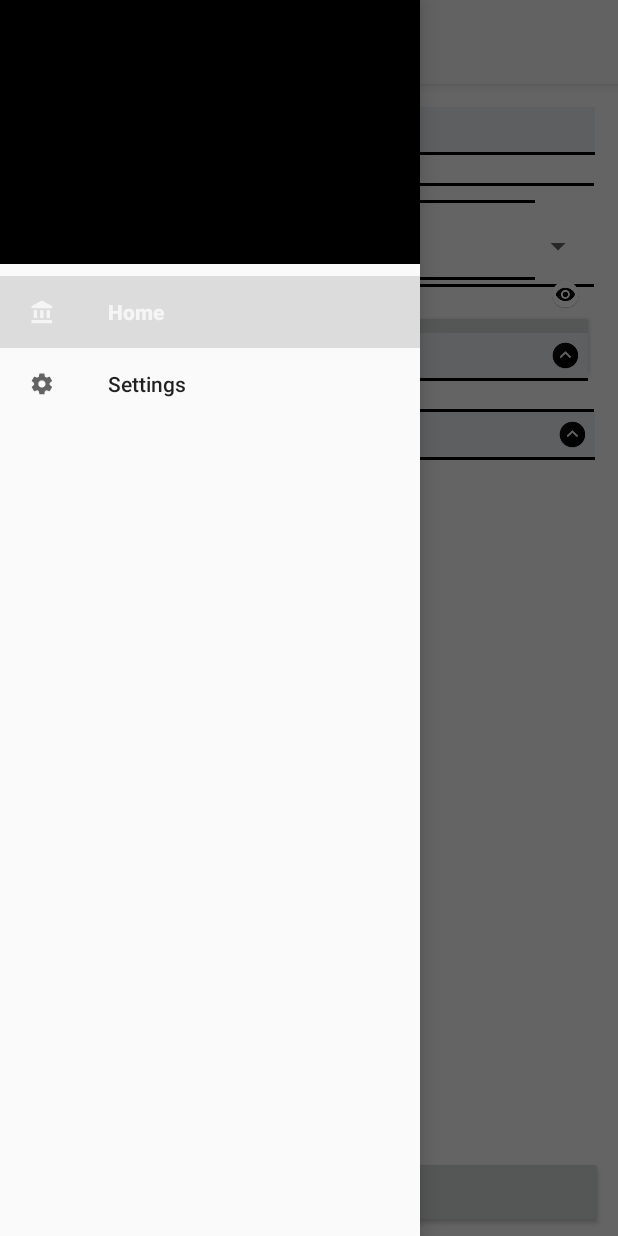
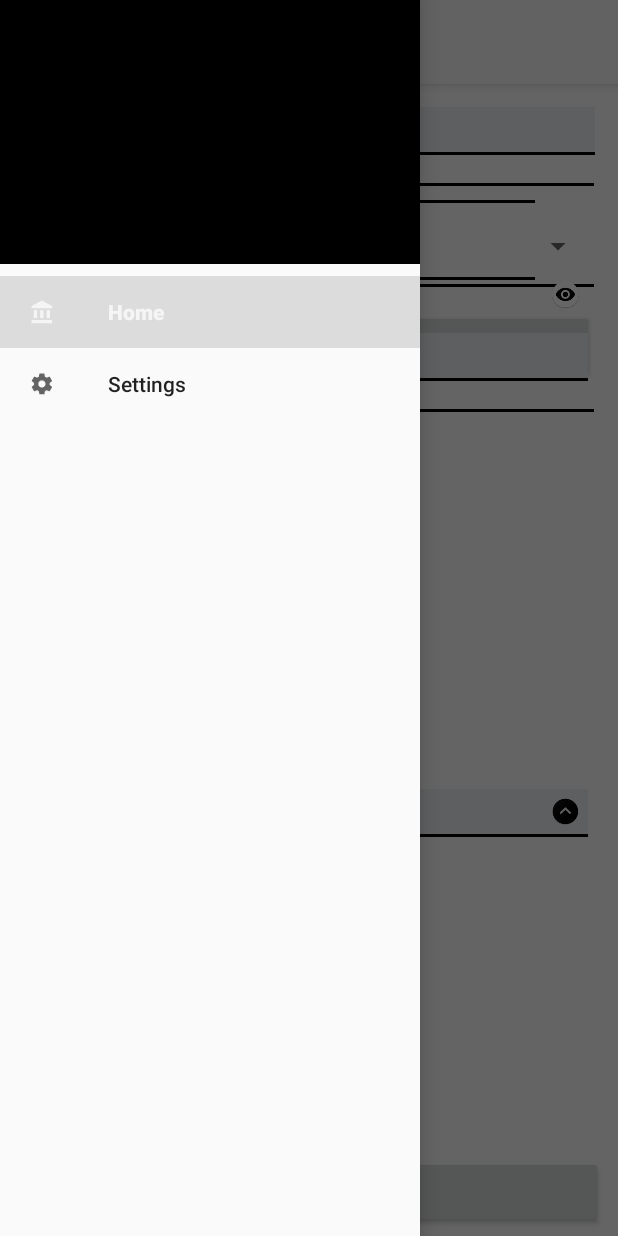
Before and after one commit to DainWs/2DAM_Granada_Contributions, an Android app: the fragment MercadoFragment placed in its activity, with the side drawer open, on a phone screen of 412 x 824 dp. Run offline under Robolectric (Android 15) with nearby library versions, the light colour scheme and no system bars; our stand-ins replace Firebase (no records; nobody signed in at launch, a user with empty details on screens opened directly), navigation-ui; pictures from the network do not load; 16 statements that could not run were skipped.

Commit message:
Muchos cambios

```diff
--- a/app/src/main/java/com/josealex/granadacontributions/adapters/UsersRecyclerAdapter.java
+++ b/app/src/main/java/com/josealex/granadacontributions/adapters/UsersRecyclerAdapter.java
@@ -13,15 +13,21 @@
 import com.josealex.granadacontributions.modules.User;
 import com.josealex.granadacontributions.utils.GlobalInformation;
 
+import java.util.ArrayList;
 import java.util.List;
 
 
 public class UsersRecyclerAdapter extends RecyclerView.Adapter<UsersRecyclerAdapter.ViewHolder> {
 
-    private final List<User> mValues;
+    private List<User> mValues;
 
     public UsersRecyclerAdapter(List<User> items) {
         mValues = items;
+    }
+
+    public void update(ArrayList<User> usersList) {
+        mValues = usersList;
+        notifyDataSetChanged();
     }
 
     @Override
--- a/app/src/main/java/com/josealex/granadacontributions/modules/User.java
+++ b/app/src/main/java/com/josealex/granadacontributions/modules/User.java
@@ -97,10 +97,10 @@
         return select;
     }
 
-    public boolean hasGestionesWhere(Consulta<String> where) {
+    public boolean hasGestionesWhere(String where) {
         for (String gestiones : gestiona) {
-            System.out.println("AAAAA " + gestiona.size() + " size "+gestiones + " " + where.comprueba(gestiones));
-            if(where.comprueba(gestiones)) {
+            System.out.println("AAAAA " + gestiona.size() + " size "+gestiones);
+            if(where.equals(gestiones)) {
                 return true;
             }
         }
--- a/app/src/main/java/com/josealex/granadacontributions/ui/home/MercadoFragment.java
+++ b/app/src/main/java/com/josealex/granadacontributions/ui/home/MercadoFragment.java
@@ -7,32 +7,23 @@
 import androidx.recyclerview.widget.RecyclerView;
 
 import android.view.LayoutInflater;
-import android.view.MenuItem;
 import android.view.View;
 import android.view.ViewGroup;
-import android.widget.ArrayAdapter;
 import android.widget.Button;
-import android.widget.ExpandableListView;
 import android.widget.ImageView;
-import android.widget.PopupMenu;
-import android.widget.SpinnerAdapter;
 import android.widget.TextView;
 
 import com.bumptech.glide.Glide;
 import com.josealex.granadacontributions.R;
-import com.josealex.granadacontributions.adapters.ModelsSpinnerAdapter;
-import com.josealex.granadacontributions.adapters.MyExpandableListAdapter;
 import com.josealex.granadacontributions.adapters.ProductsRecyclerAdapter;
+import com.josealex.granadacontributions.adapters.UsersRecyclerAdapter;
 import com.josealex.granadacontributions.firebase.FirebaseDBManager;
 import com.josealex.granadacontributions.modules.Mercado;
 import com.josealex.granadacontributions.modules.User;
 import com.josealex.granadacontributions.utils.Consulta;
 import com.josealex.granadacontributions.utils.GlobalInformation;
-import com.josealex.granadacontributions.utils.ResourceManager;
 
 import java.util.ArrayList;
-import java.util.HashMap;
-import java.util.List;
 
 
 public class MercadoFragment extends Fragment {
@@ -41,9 +32,9 @@
     public static final String MARKET_USER_BUNDLE_ID = "user";
     public static final String MARKET_BUNDLE_ID = "market";
 
-    private String expandableListTitle = "";
-    private ArrayList<User> expandableUsersList = new ArrayList<>();
-    private MyExpandableListAdapter<User> expandableListAdapter;
+    private ArrayList<User> usersList;
+    private RecyclerView usersListRecyclerView;
+    private UsersRecyclerAdapter usersAdapter;
 
     private RecyclerView productsRecyclerView;
     private ProductsRecyclerAdapter adapter;
@@ -81,48 +72,29 @@
         optionsLinearMenu = root.findViewById(R.id.options_linear_menu);
         deleteMarketButton = root.findViewById(R.id.market_manager_remove_button);
 
-        expandableListTitle = ResourceManager.getString(R.string.managers);
 
-        Consulta<String> userIsGestorOfConsult = new Consulta<String>() {
-            @Override
-            public boolean comprueba(String o) {
-                return (market.getUid().equals(o));
-            }
-        };
+        System.out.println("USER " + market.getGestores().size());
+        for (String s : market.getGestores()) {
+            System.out.println(s);
+        }
 
-        System.out.println(market.getUid() +" market uid");
-
-        expandableUsersList = Consulta.getUsersWhere(new Consulta<User>() {
+        usersList = Consulta.getUsersWhere(new Consulta<User>() {
             @Override
             public boolean comprueba(User o) {
-                return (o.hasGestionesWhere(userIsGestorOfConsult));
+                return (o.hasGestionesWhere(market.getUid()));
             }
         });
 
-        System.out.println("expandable size "+expandableUsersList.size());
+        System.out.println(usersList.size());
 
-        expandableListAdapter =
-                new MyExpandableListAdapter<User>(
-                        getContext(),
-                        expandableListTitle,
-                        expandableUsersList
-                ) {
-                    @Override
-                    public void initValues(User model, View convertView) {
-                        initExpandableValues(model, convertView);
-                    }
-                };
+        usersAdapter = new UsersRecyclerAdapter(usersList);
 
-        ExpandableListView expandableListView =
-                (ExpandableListView) root.findViewById(R.id.expandable_list);
+        System.out.println(usersAdapter.getItemCount());
 
-        expandableListView.setAdapter(expandableListAdapter);
-        expandableListView.setOnChildClickListener(
-                (parent, v, groupPosition, childPosition, id) -> true
-        );
+        usersListRecyclerView = root.findViewById(R.id.market_managers_recyclerview);
+        usersListRecyclerView.setAdapter(usersAdapter);
 
         adapter = new ProductsRecyclerAdapter(market.getProductos());
-
         productsRecyclerView =
                 (RecyclerView) root.findViewById(R.id.market_products_list);
         productsRecyclerView.setAdapter(adapter);
@@ -192,8 +164,8 @@
     }
 
     private void removeUser(User user) {
-        expandableUsersList.remove(user);
-        expandableListAdapter.update(expandableListTitle, expandableUsersList);
+        usersList.remove(user);
+        usersAdapter.update(usersList);
 
         user.removeGestiones(market.getUid());
         market.removeGestores(user.getUid());
@@ -214,22 +186,15 @@
 
     private void updateList() {
         adapter.update(this.market.getProductos());
-        if(expandableUsersList.size() != this.market.getGestores().size()) {
-            Consulta<String> userIsGestorOfConsult = new Consulta<String>() {
-                @Override
-                public boolean comprueba(String o) {
-                    return (market.getUid().equals(o));
-                }
-            };
-
-            expandableUsersList = Consulta.getUsersWhere(new Consulta<User>() {
+        if(usersList.size() != this.market.getGestores().size()) {
+            usersList = Consulta.getUsersWhere(new Consulta<User>() {
                 @Override
                 public boolean comprueba(User o) {
-                    return (o.hasGestionesWhere(userIsGestorOfConsult));
+                    return (o.hasGestionesWhere(market.getUid()));
                 }
             });
 
-            expandableListAdapter.update(expandableListTitle, expandableUsersList);
+            usersAdapter.update(usersList);
         }
     }
 
--- a/app/src/main/res/layout/fragment_mercado.xml
+++ b/app/src/main/res/layout/fragment_mercado.xml
@@ -1,5 +1,5 @@
 <?xml version="1.0" encoding="utf-8"?>
-<ScrollView xmlns:android="http://schemas.android.com/apk/res/android"
+<androidx.constraintlayout.widget.ConstraintLayout xmlns:android="http://schemas.android.com/apk/res/android"
     xmlns:app="http://schemas.android.com/apk/res-auto"
     xmlns:tools="http://schemas.android.com/tools"
     android:layout_width="match_parent"
@@ -8,9 +8,14 @@
     tools:context=".ui.home.ProductoFragment">
 
     <LinearLayout
-        android:layout_width="match_parent"
-        android:layout_height="match_parent"
-        android:orientation="vertical">
+        android:id="@+id/linearLayout5"
+        android:layout_width="0dp"
+        android:layout_height="0dp"
+        android:orientation="vertical"
+        app:layout_constraintBottom_toBottomOf="parent"
+        app:layout_constraintEnd_toEndOf="parent"
+        app:layout_constraintStart_toStartOf="parent"
+        app:layout_constraintTop_toTopOf="parent">
 
         <TextView
             android:layout_width="match_parent"
@@ -221,20 +226,18 @@
                         android:layout_height="match_parent"
                         android:adjustViewBounds="true"
                         android:background="@android:color/transparent"
+                        android:contentDescription="@string/contentDescription"
+                        android:paddingStart="5dp"
                         android:paddingLeft="5dp"
                         android:scaleType="centerInside"
-                        android:src="@mipmap/ic_show_password"
-                        android:contentDescription="@string/contentDescription"
-                        android:paddingStart="5dp" />
+                        android:src="@mipmap/ic_show_password" />
 
                 </LinearLayout>
 
             </LinearLayout>
         </LinearLayout>
 
-        <com.josealex.granadacontributions.views.MyExpandableList
-            android:id="@+id/expandable_list"
-            android:groupIndicator="@null"
+        <LinearLayout
             android:layout_width="match_parent"
             android:layout_height="wrap_content"
             android:layout_marginStart="20dp"
@@ -242,21 +245,6 @@
             android:layout_marginTop="5dp"
             android:layout_marginEnd="20dp"
             android:layout_marginRight="20dp"
-            android:layout_marginBottom="5dp"
-            android:listSelector="@android:color/transparent"
-            tools:context=".list.ItemFragment"
-            tools:listheader="@layout/simple_expandable_list_group"
-            tools:listitem="@layout/list_item_user" />
-
-        <LinearLayout
-            android:id="@+id/product_title"
-            android:layout_width="match_parent"
-            android:layout_height="match_parent"
-            android:layout_marginStart="15dp"
-            android:layout_marginLeft="15dp"
-            android:layout_marginTop="15dp"
-            android:layout_marginEnd="15dp"
-            android:layout_marginRight="15dp"
             android:background="@color/main_activity_background_color"
             android:orientation="horizontal"
             android:paddingStart="25dp"
@@ -271,9 +259,61 @@
                 android:layout_height="wrap_content"
                 android:layout_weight="1"
                 android:gravity="start"
+                android:text="@string/managers"
                 android:textColor="@android:color/black"
-                android:textStyle="bold"
-                tools:text="@string/products" />
+                android:textStyle="bold" />
+
+        </LinearLayout>
+
+        <View
+            android:id="@+id/view7"
+            android:layout_width="match_parent"
+            android:layout_height="2dp"
+            android:layout_marginStart="20dp"
+            android:layout_marginLeft="20dp"
+            android:layout_marginEnd="20dp"
+            android:layout_marginRight="20dp"
+            android:background="@color/toolbar_background_color"
+            app:layout_constraintEnd_toEndOf="parent"
+            app:layout_constraintStart_toStartOf="parent"
+            app:layout_constraintTop_toBottomOf="@+id/filter_menu_linearlayout" />
+
+        <include
+            android:id="@+id/market_managers_recyclerview"
+            layout="@layout/list_users"
+            android:layout_width="match_parent"
+            android:layout_height="match_parent"
+            android:layout_marginStart="20dp"
+            android:layout_marginLeft="20dp"
+            android:layout_marginEnd="20dp"
+            android:layout_marginRight="20dp"
+            android:layout_weight="1" />
+
+        <LinearLayout
+            android:layout_width="match_parent"
+            android:layout_height="wrap_content"
+            android:layout_marginStart="20dp"
+            android:layout_marginLeft="20dp"
+            android:layout_marginTop="15dp"
+            android:layout_marginEnd="20dp"
+            android:layout_marginRight="20dp"
+            android:background="@color/main_activity_background_color"
+            android:orientation="horizontal"
+            android:paddingStart="25dp"
+            android:paddingLeft="25dp"
+            android:paddingTop="5dp"
+            android:paddingEnd="5dp"
+            android:paddingRight="5dp"
+            android:paddingBottom="5dp">
+
+            <TextView
+                android:layout_width="0dp"
+                android:layout_height="wrap_content"
+                android:layout_weight="1"
+                android:gravity="start"
+                android:text="@string/products"
+                android:textColor="@android:color/black"
+                android:textStyle="bold" />
 
             <ImageButton
                 android:layout_width="wrap_content"
@@ -289,25 +329,25 @@
         <View
             android:layout_width="match_parent"
             android:layout_height="2dp"
-            android:layout_marginStart="15dp"
-            android:layout_marginLeft="15dp"
-            android:layout_marginEnd="15dp"
-            android:layout_marginRight="15dp"
+            android:layout_marginStart="20dp"
+            android:layout_marginLeft="20dp"
+            android:layout_marginEnd="20dp"
+            android:layout_marginRight="20dp"
             android:background="@color/toolbar_background_color"
             app:layout_constraintEnd_toEndOf="parent"
             app:layout_constraintStart_toStartOf="parent"
             app:layout_constraintTop_toBottomOf="@+id/filter_menu_linearlayout" />
 
-        <androidx.recyclerview.widget.RecyclerView
+        <include
             android:id="@+id/market_products_list"
+            layout="@layout/list_products"
             android:layout_width="match_parent"
-            android:layout_height="wrap_content"
-            android:layout_marginStart="15dp"
-            android:layout_marginLeft="15dp"
-            android:layout_marginEnd="15dp"
-            android:layout_marginRight="15dp"
-            android:layout_marginBottom="25dp"
-            tools:listitem="@layout/list_item_product" />
+            android:layout_height="match_parent"
+            android:layout_marginStart="20dp"
+            android:layout_marginLeft="20dp"
+            android:layout_marginEnd="20dp"
+            android:layout_marginRight="20dp"
+            android:layout_weight="1" />
 
         <LinearLayout
             android:id="@+id/options_linear_menu"
@@ -332,4 +372,4 @@
 
         </LinearLayout>
     </LinearLayout>
-</ScrollView>
+</androidx.constraintlayout.widget.ConstraintLayout>
```
